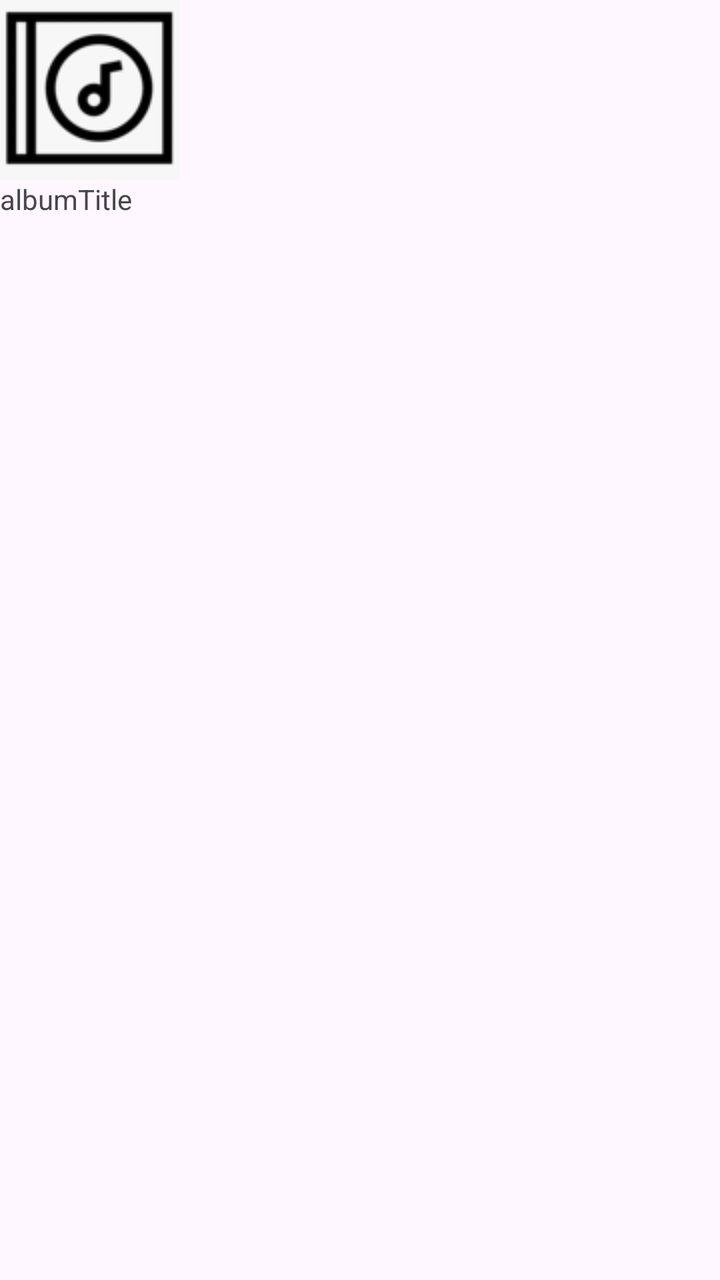
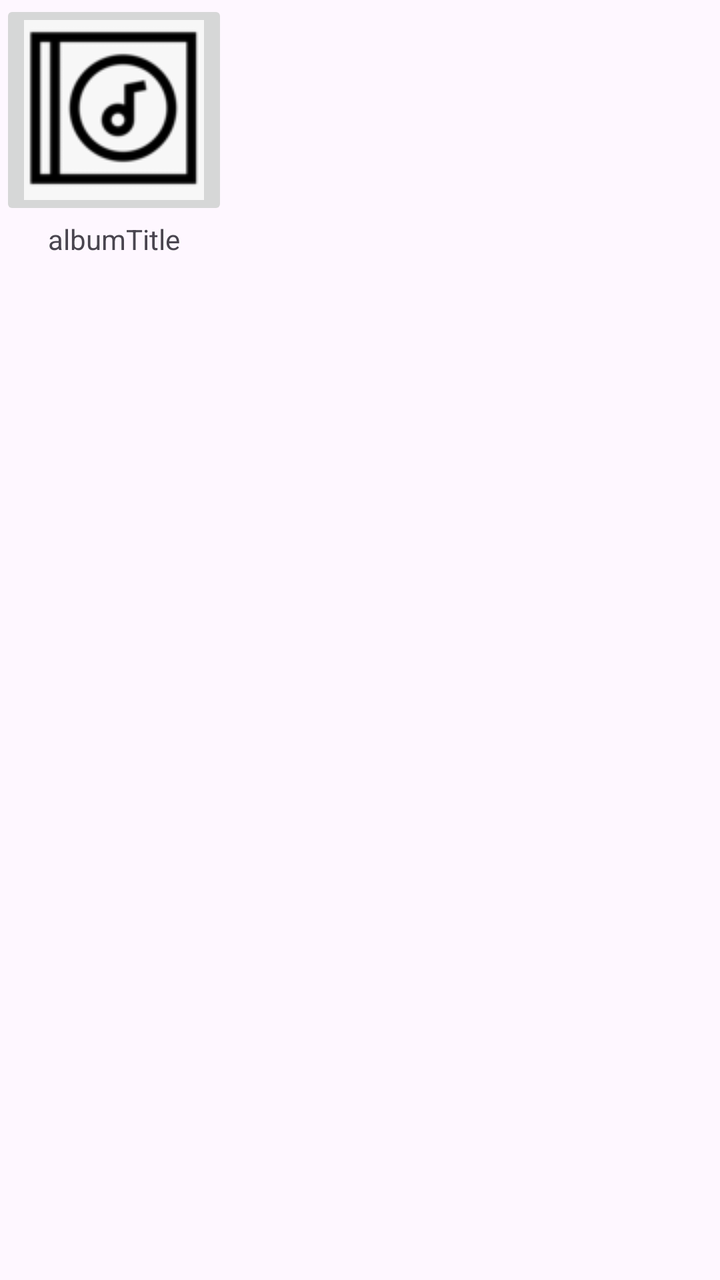

Compare the two renders of this Android layout. The source of the first and the diff that turns it into the second are given below.
<!-- AndroidManifest.xml: application theme Theme.MusicRatingApp -->
<!-- res/layout/fragment_album.xml -->
<?xml version="1.0" encoding="utf-8"?>
<FrameLayout xmlns:android="http://schemas.android.com/apk/res/android"
    xmlns:app="http://schemas.android.com/apk/res-auto"
    xmlns:tools="http://schemas.android.com/tools"
    android:layout_width="match_parent"
    android:layout_height="match_parent"
    tools:context=".AlbumFragment">

    

    <ScrollView
        android:layout_width="match_parent"
        android:layout_height="match_parent">

        <LinearLayout
            android:layout_width="match_parent"
            android:layout_height="wrap_content"
            android:orientation="vertical" >

            <ImageView
                android:id="@+id/albumImage"
                android:layout_width="wrap_content"
                android:layout_height="wrap_content"
                android:src="@drawable/img_album_default" />

            <TextView
                android:id="@+id/textView7"
                android:layout_width="match_parent"
                android:layout_height="wrap_content"
                android:text="albumTitle" />
        </LinearLayout>
    </ScrollView>

</FrameLayout>
<!-- resources referenced by this layout -->
<resources>
  <!-- drawable img_album_default: png bitmap (drawable, 2217 bytes) -->
  <style name="Theme.MusicRatingApp" parent="Base.Theme.MusicRatingApp" />
  <style name="Base.Theme.MusicRatingApp" parent="Theme.Material3.DayNight.NoActionBar">
          
          
      </style>
</resources>

<!-- the commit's change to res/layout/fragment_album.xml (unified diff, before → after) -->
@@ -13,18 +13,19 @@
         android:layout_height="match_parent">
 
         <LinearLayout
-            android:layout_width="match_parent"
+            android:layout_width="wrap_content"
             android:layout_height="wrap_content"
             android:orientation="vertical" >
 
-            <ImageView
+            <ImageButton
                 android:id="@+id/albumImage"
-                android:layout_width="wrap_content"
+                android:layout_width="match_parent"
                 android:layout_height="wrap_content"
                 android:src="@drawable/img_album_default" />
 
             <TextView
-                android:id="@+id/textView7"
+                android:id="@+id/albumTitle"
+                android:gravity="center"
                 android:layout_width="match_parent"
                 android:layout_height="wrap_content"
                 android:text="albumTitle" />
